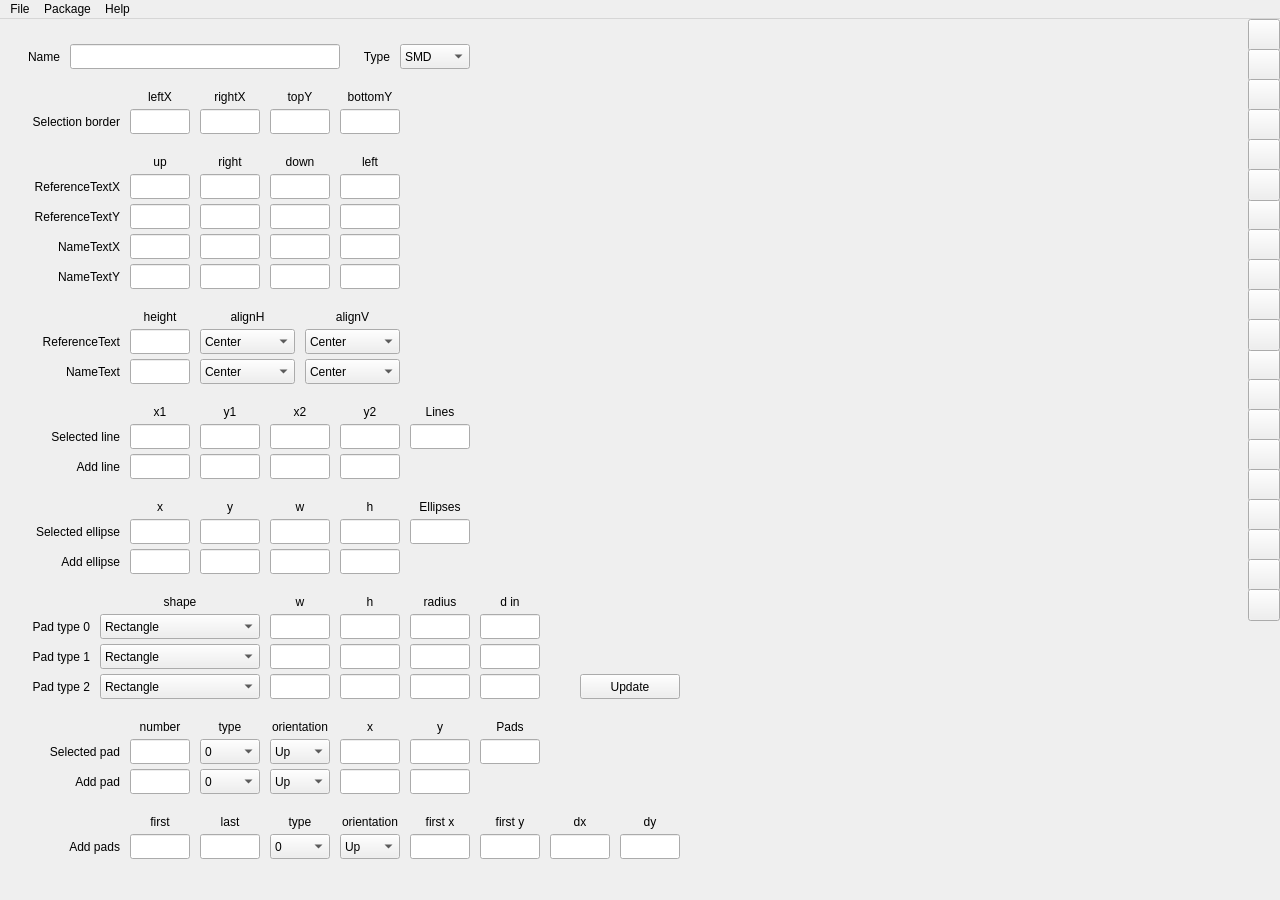
First picture: the form in src/pcbeditor/packageeditor.ui, repository schdesign/board-builder, before the edit.
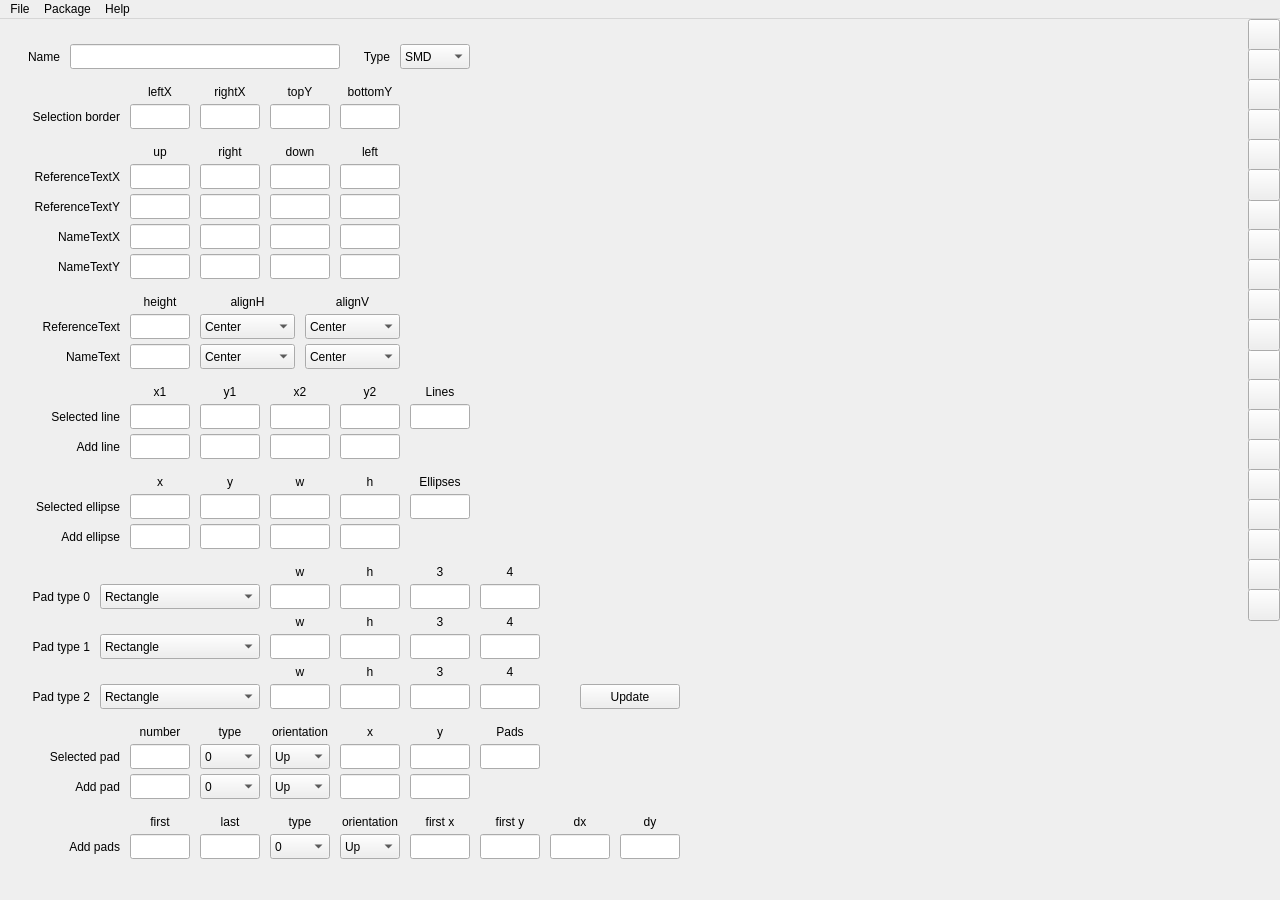
Second picture: the form after the edit. Icons and pictures are not drawn.

Commit message: Change PackageEditor::selectComboBox()

```diff
--- a/src/pcbeditor/packageeditor.ui
+++ b/src/pcbeditor/packageeditor.ui
@@ -309,7 +309,7 @@
     <property name="geometry">
      <rect>
       <x>130</x>
-      <y>90</y>
+      <y>85</y>
       <width>60</width>
       <height>25</height>
      </rect>
@@ -322,7 +322,7 @@
     <property name="geometry">
      <rect>
       <x>200</x>
-      <y>90</y>
+      <y>85</y>
       <width>60</width>
       <height>25</height>
      </rect>
@@ -335,7 +335,7 @@
     <property name="geometry">
      <rect>
       <x>270</x>
-      <y>90</y>
+      <y>85</y>
       <width>60</width>
       <height>25</height>
      </rect>
@@ -348,7 +348,7 @@
     <property name="geometry">
      <rect>
       <x>340</x>
-      <y>90</y>
+      <y>85</y>
       <width>60</width>
       <height>25</height>
      </rect>
@@ -361,7 +361,7 @@
     <property name="geometry">
      <rect>
       <x>10</x>
-      <y>90</y>
+      <y>85</y>
       <width>110</width>
       <height>25</height>
      </rect>
@@ -377,7 +377,7 @@
     <property name="geometry">
      <rect>
       <x>130</x>
-      <y>65</y>
+      <y>60</y>
       <width>60</width>
       <height>25</height>
      </rect>
@@ -393,7 +393,7 @@
     <property name="geometry">
      <rect>
       <x>200</x>
-      <y>65</y>
+      <y>60</y>
       <width>60</width>
       <height>25</height>
      </rect>
@@ -409,7 +409,7 @@
     <property name="geometry">
      <rect>
       <x>270</x>
-      <y>65</y>
+      <y>60</y>
       <width>60</width>
       <height>25</height>
      </rect>
@@ -425,7 +425,7 @@
     <property name="geometry">
      <rect>
       <x>340</x>
-      <y>65</y>
+      <y>60</y>
       <width>60</width>
       <height>25</height>
      </rect>
@@ -441,7 +441,7 @@
     <property name="geometry">
      <rect>
       <x>340</x>
-      <y>475</y>
+      <y>450</y>
       <width>60</width>
       <height>25</height>
      </rect>
@@ -457,7 +457,7 @@
     <property name="geometry">
      <rect>
       <x>200</x>
-      <y>475</y>
+      <y>450</y>
       <width>60</width>
       <height>25</height>
      </rect>
@@ -473,7 +473,7 @@
     <property name="geometry">
      <rect>
       <x>340</x>
-      <y>500</y>
+      <y>475</y>
       <width>60</width>
       <height>25</height>
      </rect>
@@ -486,7 +486,7 @@
     <property name="geometry">
      <rect>
       <x>270</x>
-      <y>500</y>
+      <y>475</y>
       <width>60</width>
       <height>25</height>
      </rect>
@@ -499,7 +499,7 @@
     <property name="geometry">
      <rect>
       <x>200</x>
-      <y>500</y>
+      <y>475</y>
       <width>60</width>
       <height>25</height>
      </rect>
@@ -512,7 +512,7 @@
     <property name="geometry">
      <rect>
       <x>10</x>
-      <y>500</y>
+      <y>475</y>
       <width>110</width>
       <height>25</height>
      </rect>
@@ -528,7 +528,7 @@
     <property name="geometry">
      <rect>
       <x>270</x>
-      <y>475</y>
+      <y>450</y>
       <width>60</width>
       <height>25</height>
      </rect>
@@ -544,7 +544,7 @@
     <property name="geometry">
      <rect>
       <x>130</x>
-      <y>475</y>
+      <y>450</y>
       <width>60</width>
       <height>25</height>
      </rect>
@@ -560,7 +560,7 @@
     <property name="geometry">
      <rect>
       <x>130</x>
-      <y>500</y>
+      <y>475</y>
       <width>60</width>
       <height>25</height>
      </rect>
@@ -618,7 +618,7 @@
     <property name="geometry">
      <rect>
       <x>130</x>
-      <y>130</y>
+      <y>120</y>
       <width>60</width>
       <height>25</height>
      </rect>
@@ -634,7 +634,7 @@
     <property name="geometry">
      <rect>
       <x>270</x>
-      <y>130</y>
+      <y>120</y>
       <width>60</width>
       <height>25</height>
      </rect>
@@ -650,7 +650,7 @@
     <property name="geometry">
      <rect>
       <x>200</x>
-      <y>155</y>
+      <y>145</y>
       <width>60</width>
       <height>25</height>
      </rect>
@@ -666,7 +666,7 @@
     <property name="geometry">
      <rect>
       <x>270</x>
-      <y>155</y>
+      <y>145</y>
       <width>60</width>
       <height>25</height>
      </rect>
@@ -679,7 +679,7 @@
     <property name="geometry">
      <rect>
       <x>130</x>
-      <y>155</y>
+      <y>145</y>
       <width>60</width>
       <height>25</height>
      </rect>
@@ -692,7 +692,7 @@
     <property name="geometry">
      <rect>
       <x>10</x>
-      <y>185</y>
+      <y>175</y>
       <width>110</width>
       <height>25</height>
      </rect>
@@ -708,7 +708,7 @@
     <property name="geometry">
      <rect>
       <x>130</x>
-      <y>185</y>
+      <y>175</y>
       <width>60</width>
       <height>25</height>
      </rect>
@@ -721,7 +721,7 @@
     <property name="geometry">
      <rect>
       <x>10</x>
-      <y>155</y>
+      <y>145</y>
       <width>110</width>
       <height>25</height>
      </rect>
@@ -737,7 +737,7 @@
     <property name="geometry">
      <rect>
       <x>200</x>
-      <y>130</y>
+      <y>120</y>
       <width>60</width>
       <height>25</height>
      </rect>
@@ -753,7 +753,7 @@
     <property name="geometry">
      <rect>
       <x>270</x>
-      <y>185</y>
+      <y>175</y>
       <width>60</width>
       <height>25</height>
      </rect>
@@ -766,7 +766,7 @@
     <property name="geometry">
      <rect>
       <x>200</x>
-      <y>185</y>
+      <y>175</y>
       <width>60</width>
       <height>25</height>
      </rect>
@@ -779,7 +779,7 @@
     <property name="geometry">
      <rect>
       <x>200</x>
-      <y>435</y>
+      <y>415</y>
       <width>60</width>
       <height>25</height>
      </rect>
@@ -792,7 +792,7 @@
     <property name="geometry">
      <rect>
       <x>60</x>
-      <y>435</y>
+      <y>415</y>
       <width>60</width>
       <height>25</height>
      </rect>
@@ -808,7 +808,7 @@
     <property name="geometry">
      <rect>
       <x>270</x>
-      <y>435</y>
+      <y>415</y>
       <width>60</width>
       <height>25</height>
      </rect>
@@ -821,7 +821,7 @@
     <property name="geometry">
      <rect>
       <x>130</x>
-      <y>435</y>
+      <y>415</y>
       <width>60</width>
       <height>25</height>
      </rect>
@@ -834,7 +834,7 @@
     <property name="geometry">
      <rect>
       <x>340</x>
-      <y>435</y>
+      <y>415</y>
       <width>60</width>
       <height>25</height>
      </rect>
@@ -847,7 +847,7 @@
     <property name="geometry">
      <rect>
       <x>270</x>
-      <y>380</y>
+      <y>360</y>
       <width>60</width>
       <height>25</height>
      </rect>
@@ -863,7 +863,7 @@
     <property name="geometry">
      <rect>
       <x>340</x>
-      <y>405</y>
+      <y>385</y>
       <width>60</width>
       <height>25</height>
      </rect>
@@ -876,7 +876,7 @@
     <property name="geometry">
      <rect>
       <x>270</x>
-      <y>405</y>
+      <y>385</y>
       <width>60</width>
       <height>25</height>
      </rect>
@@ -889,7 +889,7 @@
     <property name="geometry">
      <rect>
       <x>200</x>
-      <y>405</y>
+      <y>385</y>
       <width>60</width>
       <height>25</height>
      </rect>
@@ -902,7 +902,7 @@
     <property name="geometry">
      <rect>
       <x>200</x>
-      <y>380</y>
+      <y>360</y>
       <width>60</width>
       <height>25</height>
      </rect>
@@ -918,7 +918,7 @@
     <property name="geometry">
      <rect>
       <x>30</x>
-      <y>405</y>
+      <y>385</y>
       <width>90</width>
       <height>25</height>
      </rect>
@@ -934,7 +934,7 @@
     <property name="geometry">
      <rect>
       <x>340</x>
-      <y>380</y>
+      <y>360</y>
       <width>60</width>
       <height>25</height>
      </rect>
@@ -950,7 +950,7 @@
     <property name="geometry">
      <rect>
       <x>130</x>
-      <y>380</y>
+      <y>360</y>
       <width>60</width>
       <height>25</height>
      </rect>
@@ -966,7 +966,7 @@
     <property name="geometry">
      <rect>
       <x>130</x>
-      <y>405</y>
+      <y>385</y>
       <width>60</width>
       <height>25</height>
      </rect>
@@ -979,7 +979,7 @@
     <property name="geometry">
      <rect>
       <x>200</x>
-      <y>530</y>
+      <y>505</y>
       <width>60</width>
       <height>25</height>
      </rect>
@@ -992,7 +992,7 @@
     <property name="geometry">
      <rect>
       <x>270</x>
-      <y>530</y>
+      <y>505</y>
       <width>60</width>
       <height>25</height>
      </rect>
@@ -1005,7 +1005,7 @@
     <property name="geometry">
      <rect>
       <x>340</x>
-      <y>530</y>
+      <y>505</y>
       <width>60</width>
       <height>25</height>
      </rect>
@@ -1018,7 +1018,7 @@
     <property name="geometry">
      <rect>
       <x>130</x>
-      <y>530</y>
+      <y>505</y>
       <width>60</width>
       <height>25</height>
      </rect>
@@ -1031,7 +1031,7 @@
     <property name="geometry">
      <rect>
       <x>40</x>
-      <y>530</y>
+      <y>505</y>
       <width>80</width>
       <height>25</height>
      </rect>
@@ -1073,7 +1073,7 @@
     <property name="geometry">
      <rect>
       <x>200</x>
-      <y>310</y>
+      <y>295</y>
       <width>95</width>
       <height>25</height>
      </rect>
@@ -1110,7 +1110,7 @@
     <property name="geometry">
      <rect>
       <x>200</x>
-      <y>285</y>
+      <y>270</y>
       <width>95</width>
       <height>25</height>
      </rect>
@@ -1126,7 +1126,7 @@
     <property name="geometry">
      <rect>
       <x>40</x>
-      <y>340</y>
+      <y>325</y>
       <width>80</width>
       <height>25</height>
      </rect>
@@ -1142,7 +1142,7 @@
     <property name="geometry">
      <rect>
       <x>20</x>
-      <y>310</y>
+      <y>295</y>
       <width>100</width>
       <height>25</height>
      </rect>
@@ -1158,7 +1158,7 @@
     <property name="geometry">
      <rect>
       <x>305</x>
-      <y>285</y>
+      <y>270</y>
       <width>95</width>
       <height>25</height>
      </rect>
@@ -1174,7 +1174,7 @@
     <property name="geometry">
      <rect>
       <x>305</x>
-      <y>310</y>
+      <y>295</y>
       <width>95</width>
       <height>25</height>
      </rect>
@@ -1211,7 +1211,7 @@
     <property name="geometry">
      <rect>
       <x>200</x>
-      <y>340</y>
+      <y>325</y>
       <width>95</width>
       <height>25</height>
      </rect>
@@ -1248,7 +1248,7 @@
     <property name="geometry">
      <rect>
       <x>305</x>
-      <y>340</y>
+      <y>325</y>
       <width>95</width>
       <height>25</height>
      </rect>
@@ -1285,13 +1285,13 @@
     <property name="geometry">
      <rect>
       <x>410</x>
-      <y>570</y>
+      <y>540</y>
       <width>60</width>
       <height>25</height>
      </rect>
     </property>
     <property name="text">
-     <string>radius</string>
+     <string>3</string>
     </property>
     <property name="alignment">
      <set>Qt::AlignCenter</set>
@@ -1301,7 +1301,7 @@
     <property name="geometry">
      <rect>
       <x>340</x>
-      <y>595</y>
+      <y>565</y>
       <width>60</width>
       <height>25</height>
      </rect>
@@ -1314,7 +1314,7 @@
     <property name="geometry">
      <rect>
       <x>340</x>
-      <y>570</y>
+      <y>540</y>
       <width>60</width>
       <height>25</height>
      </rect>
@@ -1333,7 +1333,7 @@
     <property name="geometry">
      <rect>
       <x>410</x>
-      <y>595</y>
+      <y>565</y>
       <width>60</width>
       <height>25</height>
      </rect>
@@ -1346,7 +1346,7 @@
     <property name="geometry">
      <rect>
       <x>270</x>
-      <y>570</y>
+      <y>540</y>
       <width>60</width>
       <height>25</height>
      </rect>
@@ -1362,7 +1362,7 @@
     <property name="geometry">
      <rect>
       <x>270</x>
-      <y>595</y>
+      <y>565</y>
       <width>60</width>
       <height>25</height>
      </rect>
@@ -1375,7 +1375,7 @@
     <property name="geometry">
      <rect>
       <x>10</x>
-      <y>595</y>
+      <y>565</y>
       <width>80</width>
       <height>25</height>
      </rect>
@@ -1391,7 +1391,7 @@
     <property name="geometry">
      <rect>
       <x>10</x>
-      <y>625</y>
+      <y>615</y>
       <width>80</width>
       <height>25</height>
      </rect>
@@ -1410,7 +1410,7 @@
     <property name="geometry">
      <rect>
       <x>410</x>
-      <y>625</y>
+      <y>615</y>
       <width>60</width>
       <height>25</height>
      </rect>
@@ -1423,7 +1423,7 @@
     <property name="geometry">
      <rect>
       <x>270</x>
-      <y>625</y>
+      <y>615</y>
       <width>60</width>
       <height>25</height>
      </rect>
@@ -1436,7 +1436,7 @@
     <property name="geometry">
      <rect>
       <x>340</x>
-      <y>625</y>
+      <y>615</y>
       <width>60</width>
       <height>25</height>
      </rect>
@@ -1449,7 +1449,7 @@
     <property name="geometry">
      <rect>
       <x>270</x>
-      <y>655</y>
+      <y>665</y>
       <width>60</width>
       <height>25</height>
      </rect>
@@ -1462,7 +1462,7 @@
     <property name="geometry">
      <rect>
       <x>340</x>
-      <y>655</y>
+      <y>665</y>
       <width>60</width>
       <height>25</height>
      </rect>
@@ -1475,7 +1475,7 @@
     <property name="geometry">
      <rect>
       <x>410</x>
-      <y>655</y>
+      <y>665</y>
       <width>60</width>
       <height>25</height>
      </rect>
@@ -1488,7 +1488,7 @@
     <property name="geometry">
      <rect>
       <x>10</x>
-      <y>655</y>
+      <y>665</y>
       <width>80</width>
       <height>25</height>
      </rect>
@@ -1500,27 +1500,11 @@
      <set>Qt::AlignRight|Qt::AlignTrailing|Qt::AlignVCenter</set>
     </property>
    </widget>
-   <widget class="QLabel" name="padTypeShapeLabel">
-    <property name="geometry">
-     <rect>
-      <x>100</x>
-      <y>570</y>
-      <width>160</width>
-      <height>25</height>
-     </rect>
-    </property>
-    <property name="text">
-     <string>shape</string>
-    </property>
-    <property name="alignment">
-     <set>Qt::AlignCenter</set>
-    </property>
-   </widget>
    <widget class="QComboBox" name="padType0ShapeComboBox">
     <property name="geometry">
      <rect>
       <x>100</x>
-      <y>595</y>
+      <y>565</y>
       <width>160</width>
       <height>25</height>
      </rect>
@@ -1557,7 +1541,7 @@
     <property name="geometry">
      <rect>
       <x>100</x>
-      <y>625</y>
+      <y>615</y>
       <width>160</width>
       <height>25</height>
      </rect>
@@ -1594,7 +1578,7 @@
     <property name="geometry">
      <rect>
       <x>100</x>
-      <y>655</y>
+      <y>665</y>
       <width>160</width>
       <height>25</height>
      </rect>
@@ -1631,7 +1615,7 @@
     <property name="geometry">
      <rect>
       <x>130</x>
-      <y>750</y>
+      <y>755</y>
       <width>60</width>
       <height>25</height>
      </rect>
@@ -1644,7 +1628,7 @@
     <property name="geometry">
      <rect>
       <x>130</x>
-      <y>720</y>
+      <y>725</y>
       <width>60</width>
       <height>25</height>
      </rect>
@@ -1657,7 +1641,7 @@
     <property name="geometry">
      <rect>
       <x>410</x>
-      <y>695</y>
+      <y>700</y>
       <width>60</width>
       <height>25</height>
      </rect>
@@ -1673,7 +1657,7 @@
     <property name="geometry">
      <rect>
       <x>30</x>
-      <y>720</y>
+      <y>725</y>
       <width>90</width>
       <height>25</height>
      </rect>
@@ -1689,7 +1673,7 @@
     <property name="geometry">
      <rect>
       <x>580</x>
-      <y>655</y>
+      <y>665</y>
       <width>100</width>
       <height>25</height>
      </rect>
@@ -1702,7 +1686,7 @@
     <property name="geometry">
      <rect>
       <x>410</x>
-      <y>720</y>
+      <y>725</y>
       <width>60</width>
       <height>25</height>
      </rect>
@@ -1715,7 +1699,7 @@
     <property name="geometry">
      <rect>
       <x>410</x>
-      <y>750</y>
+      <y>755</y>
       <width>60</width>
       <height>25</height>
      </rect>
@@ -1728,7 +1712,7 @@
     <property name="geometry">
      <rect>
       <x>60</x>
-      <y>750</y>
+      <y>755</y>
       <width>60</width>
       <height>25</height>
      </rect>
@@ -1744,7 +1728,7 @@
     <property name="geometry">
      <rect>
       <x>130</x>
-      <y>695</y>
+      <y>700</y>
       <width>60</width>
       <height>25</height>
      </rect>
@@ -1760,7 +1744,7 @@
     <property name="geometry">
      <rect>
       <x>410</x>
-      <y>405</y>
+      <y>385</y>
       <width>60</width>
       <height>25</height>
      </rect>
@@ -1776,7 +1760,7 @@
     <property name="geometry">
      <rect>
       <x>410</x>
-      <y>380</y>
+      <y>360</y>
       <width>60</width>
       <height>25</height>
      </rect>
@@ -1792,7 +1776,7 @@
     <property name="geometry">
      <rect>
       <x>410</x>
-      <y>500</y>
+      <y>475</y>
       <width>60</width>
       <height>25</height>
      </rect>
@@ -1808,7 +1792,7 @@
     <property name="geometry">
      <rect>
       <x>410</x>
-      <y>475</y>
+      <y>450</y>
       <width>60</width>
       <height>25</height>
      </rect>
@@ -1824,7 +1808,7 @@
     <property name="geometry">
      <rect>
       <x>480</x>
-      <y>720</y>
+      <y>725</y>
       <width>60</width>
       <height>25</height>
      </rect>
@@ -1840,7 +1824,7 @@
     <property name="geometry">
      <rect>
       <x>480</x>
-      <y>695</y>
+      <y>700</y>
       <width>60</width>
       <height>25</height>
      </rect>
@@ -1856,7 +1840,7 @@
     <property name="geometry">
      <rect>
       <x>200</x>
-      <y>695</y>
+      <y>700</y>
       <width>60</width>
       <height>25</height>
      </rect>
@@ -1872,7 +1856,7 @@
     <property name="geometry">
      <rect>
       <x>340</x>
-      <y>720</y>
+      <y>725</y>
       <width>60</width>
       <height>25</height>
      </rect>
@@ -1885,7 +1869,7 @@
     <property name="geometry">
      <rect>
       <x>340</x>
-      <y>750</y>
+      <y>755</y>
       <width>60</width>
       <height>25</height>
      </rect>
@@ -1898,7 +1882,7 @@
     <property name="geometry">
      <rect>
       <x>340</x>
-      <y>695</y>
+      <y>700</y>
       <width>60</width>
       <height>25</height>
      </rect>
@@ -2120,7 +2104,7 @@
     <property name="geometry">
      <rect>
       <x>260</x>
-      <y>695</y>
+      <y>700</y>
       <width>80</width>
       <height>25</height>
      </rect>
@@ -2136,7 +2120,7 @@
     <property name="geometry">
      <rect>
       <x>200</x>
-      <y>720</y>
+      <y>725</y>
       <width>60</width>
       <height>25</height>
      </rect>
@@ -2173,7 +2157,7 @@
     <property name="geometry">
      <rect>
       <x>200</x>
-      <y>750</y>
+      <y>755</y>
       <width>60</width>
       <height>25</height>
      </rect>
@@ -2247,7 +2231,7 @@
     <property name="geometry">
      <rect>
       <x>270</x>
-      <y>720</y>
+      <y>725</y>
       <width>60</width>
       <height>25</height>
      </rect>
@@ -2273,7 +2257,7 @@
     <property name="geometry">
      <rect>
       <x>270</x>
-      <y>750</y>
+      <y>755</y>
       <width>60</width>
       <height>25</height>
      </rect>
@@ -2341,7 +2325,7 @@
     <property name="geometry">
      <rect>
       <x>340</x>
-      <y>155</y>
+      <y>145</y>
       <width>60</width>
       <height>25</height>
      </rect>
@@ -2354,7 +2338,7 @@
     <property name="geometry">
      <rect>
       <x>340</x>
-      <y>185</y>
+      <y>175</y>
       <width>60</width>
       <height>25</height>
      </rect>
@@ -2367,7 +2351,7 @@
     <property name="geometry">
      <rect>
       <x>130</x>
-      <y>310</y>
+      <y>295</y>
       <width>60</width>
       <height>25</height>
      </rect>
@@ -2380,7 +2364,7 @@
     <property name="geometry">
      <rect>
       <x>130</x>
-      <y>340</y>
+      <y>325</y>
       <width>60</width>
       <height>25</height>
      </rect>
@@ -2393,7 +2377,7 @@
     <property name="geometry">
      <rect>
       <x>340</x>
-      <y>130</y>
+      <y>120</y>
       <width>60</width>
       <height>25</height>
      </rect>
@@ -2409,7 +2393,7 @@
     <property name="geometry">
      <rect>
       <x>130</x>
-      <y>285</y>
+      <y>270</y>
       <width>60</width>
       <height>25</height>
      </rect>
@@ -2425,7 +2409,7 @@
     <property name="geometry">
      <rect>
       <x>30</x>
-      <y>215</y>
+      <y>205</y>
       <width>90</width>
       <height>25</height>
      </rect>
@@ -2441,7 +2425,7 @@
     <property name="geometry">
      <rect>
       <x>200</x>
-      <y>215</y>
+      <y>205</y>
       <width>60</width>
       <height>25</height>
      </rect>
@@ -2454,7 +2438,7 @@
     <property name="geometry">
      <rect>
       <x>340</x>
-      <y>215</y>
+      <y>205</y>
       <width>60</width>
       <height>25</height>
      </rect>
@@ -2467,7 +2451,7 @@
     <property name="geometry">
      <rect>
       <x>130</x>
-      <y>215</y>
+      <y>205</y>
       <width>60</width>
       <height>25</height>
      </rect>
@@ -2480,7 +2464,7 @@
     <property name="geometry">
      <rect>
       <x>270</x>
-      <y>215</y>
+      <y>205</y>
       <width>60</width>
       <height>25</height>
      </rect>
@@ -2493,7 +2477,7 @@
     <property name="geometry">
      <rect>
       <x>30</x>
-      <y>245</y>
+      <y>235</y>
       <width>90</width>
       <height>25</height>
      </rect>
@@ -2509,7 +2493,7 @@
     <property name="geometry">
      <rect>
       <x>200</x>
-      <y>245</y>
+      <y>235</y>
       <width>60</width>
       <height>25</height>
      </rect>
@@ -2522,7 +2506,7 @@
     <property name="geometry">
      <rect>
       <x>340</x>
-      <y>245</y>
+      <y>235</y>
       <width>60</width>
       <height>25</height>
      </rect>
@@ -2535,7 +2519,7 @@
     <property name="geometry">
      <rect>
       <x>130</x>
-      <y>245</y>
+      <y>235</y>
       <width>60</width>
       <height>25</height>
      </rect>
@@ -2548,7 +2532,7 @@
     <property name="geometry">
      <rect>
       <x>270</x>
-      <y>245</y>
+      <y>235</y>
       <width>60</width>
       <height>25</height>
      </rect>
@@ -2748,7 +2732,7 @@
     <property name="geometry">
      <rect>
       <x>480</x>
-      <y>595</y>
+      <y>565</y>
       <width>60</width>
       <height>25</height>
      </rect>
@@ -2761,7 +2745,7 @@
     <property name="geometry">
      <rect>
       <x>480</x>
-      <y>655</y>
+      <y>665</y>
       <width>60</width>
       <height>25</height>
      </rect>
@@ -2774,13 +2758,13 @@
     <property name="geometry">
      <rect>
       <x>480</x>
-      <y>570</y>
+      <y>540</y>
       <width>60</width>
       <height>25</height>
      </rect>
     </property>
     <property name="text">
-     <string>d in</string>
+     <string>4</string>
     </property>
     <property name="alignment">
      <set>Qt::AlignCenter</set>
@@ -2793,7 +2777,7 @@
     <property name="geometry">
      <rect>
       <x>480</x>
-      <y>625</y>
+      <y>615</y>
       <width>60</width>
       <height>25</height>
      </rect>
@@ -2802,6 +2786,134 @@
      <set>Qt::AlignCenter</set>
     </property>
    </widget>
+   <widget class="QLabel" name="padType1Label3">
+    <property name="geometry">
+     <rect>
+      <x>410</x>
+      <y>590</y>
+      <width>60</width>
+      <height>25</height>
+     </rect>
+    </property>
+    <property name="text">
+     <string>3</string>
+    </property>
+    <property name="alignment">
+     <set>Qt::AlignCenter</set>
+    </property>
+   </widget>
+   <widget class="QLabel" name="padType1Label2">
+    <property name="geometry">
+     <rect>
+      <x>340</x>
+      <y>590</y>
+      <width>60</width>
+      <height>25</height>
+     </rect>
+    </property>
+    <property name="text">
+     <string>h</string>
+    </property>
+    <property name="alignment">
+     <set>Qt::AlignCenter</set>
+    </property>
+   </widget>
+   <widget class="QLabel" name="padType1Label4">
+    <property name="geometry">
+     <rect>
+      <x>480</x>
+      <y>590</y>
+      <width>60</width>
+      <height>25</height>
+     </rect>
+    </property>
+    <property name="text">
+     <string>4</string>
+    </property>
+    <property name="alignment">
+     <set>Qt::AlignCenter</set>
+    </property>
+   </widget>
+   <widget class="QLabel" name="padType1Label1">
+    <property name="geometry">
+     <rect>
+      <x>270</x>
+      <y>590</y>
+      <width>60</width>
+      <height>25</height>
+     </rect>
+    </property>
+    <property name="text">
+     <string>w</string>
+    </property>
+    <property name="alignment">
+     <set>Qt::AlignCenter</set>
+    </property>
+   </widget>
+   <widget class="QLabel" name="padType2Label4">
+    <property name="geometry">
+     <rect>
+      <x>480</x>
+      <y>640</y>
+      <width>60</width>
+      <height>25</height>
+     </rect>
+    </property>
+    <property name="text">
+     <string>4</string>
+    </property>
+    <property name="alignment">
+     <set>Qt::AlignCenter</set>
+    </property>
+   </widget>
+   <widget class="QLabel" name="padType2Label1">
+    <property name="geometry">
+     <rect>
+      <x>270</x>
+      <y>640</y>
+      <width>60</width>
+      <height>25</height>
+     </rect>
+    </property>
+    <property name="text">
+     <string>w</string>
+    </property>
+    <property name="alignment">
+     <set>Qt::AlignCenter</set>
+    </property>
+   </widget>
+   <widget class="QLabel" name="padType2Label2">
+    <property name="geometry">
+     <rect>
+      <x>340</x>
+      <y>640</y>
+      <width>60</width>
+      <height>25</height>
+     </rect>
+    </property>
+    <property name="text">
+     <string>h</string>
+    </property>
+    <property name="alignment">
+     <set>Qt::AlignCenter</set>
+    </property>
+   </widget>
+   <widget class="QLabel" name="padType2Label3">
+    <property name="geometry">
+     <rect>
+      <x>410</x>
+      <y>640</y>
+      <width>60</width>
+      <height>25</height>
+     </rect>
+    </property>
+    <property name="text">
+     <string>3</string>
+    </property>
+    <property name="alignment">
+     <set>Qt::AlignCenter</set>
+    </property>
+   </widget>
   </widget>
   <widget class="QMenuBar" name="menuBar">
    <property name="geometry">
```
Left out of the diff: 16 changed lines with no effect on the pictures. The commit also changes 2 other files.
